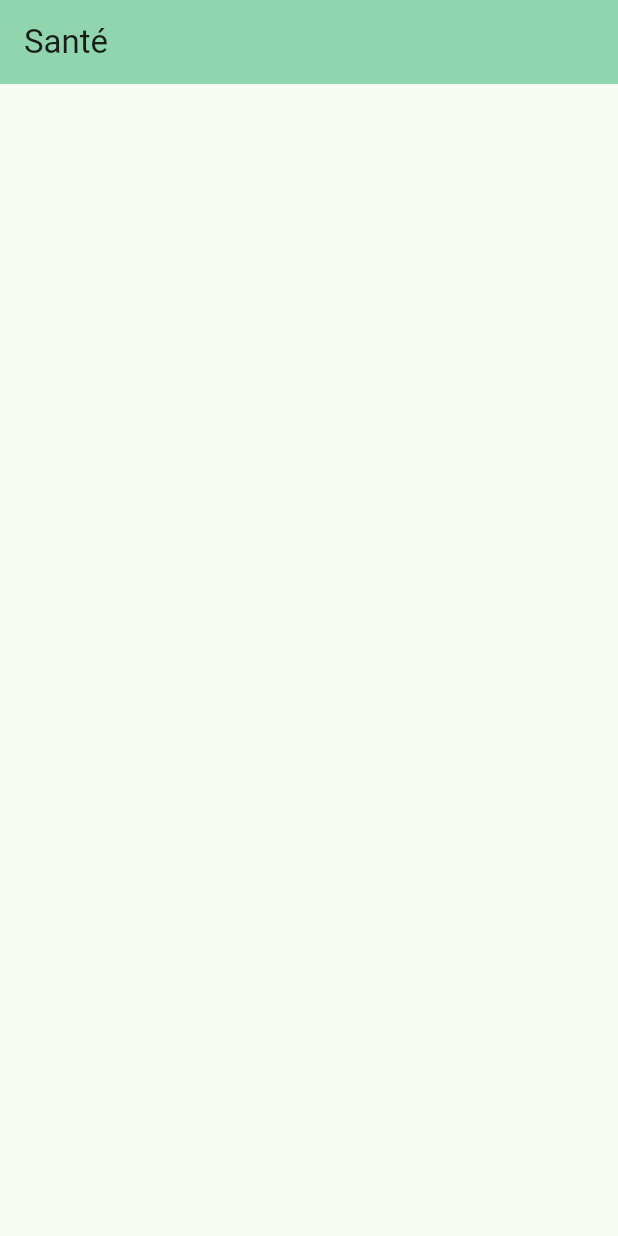
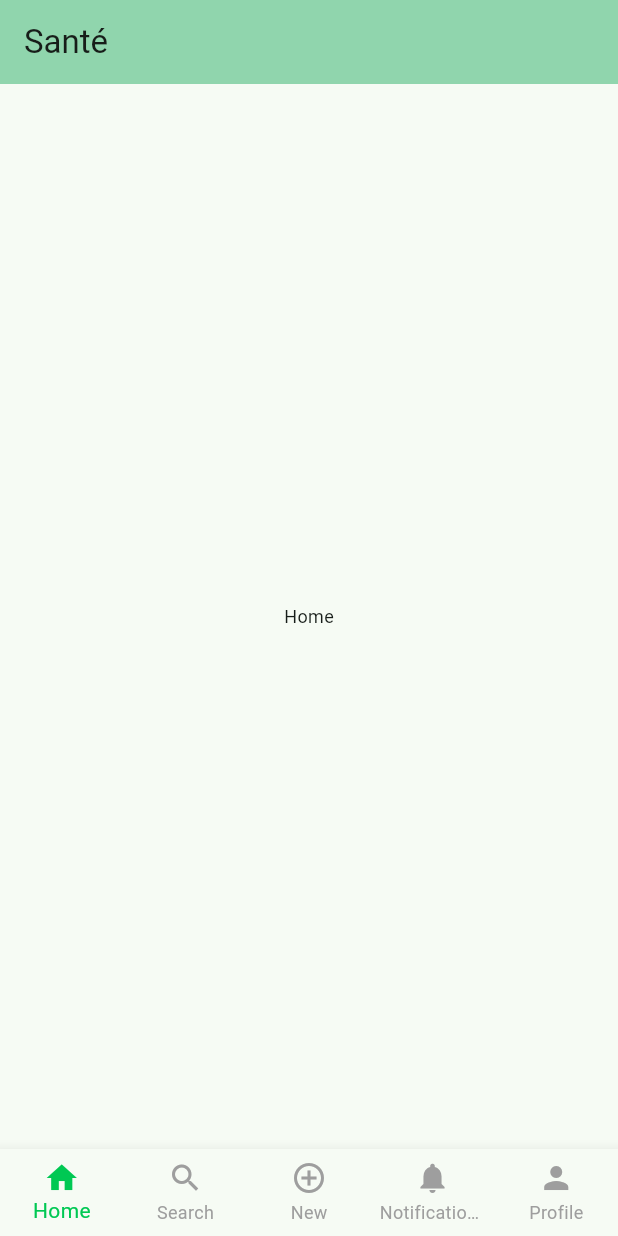
Before and after one commit to shoshana-levitt/sante, a Flutter app: the screen it shows after launch, on a phone screen of 412 x 824 dp. Run offline on Flutter 3.47's test engine with Material 3 defaults, Android fonts, the phone set to English and light mode, and no system bars.

Commit message:
add footer

```diff
--- a/lib/main.dart
+++ b/lib/main.dart
@@ -13,21 +13,6 @@ class MyApp extends StatelessWidget {
     return MaterialApp(
       title: 'Flutter Demo',
       theme: ThemeData(
-        // This is the theme of your application.
-        //
-        // TRY THIS: Try running your application with "flutter run". You'll see
-        // the application has a purple toolbar. Then, without quitting the app,
-        // try changing the seedColor in the colorScheme below to Colors.green
-        // and then invoke "hot reload" (save your changes or press the "hot
-        // reload" button in a Flutter-supported IDE, or press "r" if you used
-        // the command line to start the app).
-        //
-        // Notice that the counter didn't reset back to zero; the application
-        // state is not lost during the reload. To reset the state, use hot
-        // restart instead.
-        //
-        // This works for code too, not just values: Most code changes can be
-        // tested with just a hot reload.
         colorScheme: .fromSeed(seedColor: Colors.greenAccent),
       ),
       home: const MyHomePage(title: 'Santé'),
@@ -37,76 +22,67 @@ class MyApp extends StatelessWidget {
 
 class MyHomePage extends StatefulWidget {
   const MyHomePage({super.key, required this.title});
-
-  // This widget is the home page of your application. It is stateful, meaning
-  // that it has a State object (defined below) that contains fields that affect
-  // how it looks.
-
-  // This class is the configuration for the state. It holds the values (in this
-  // case the title) provided by the parent (in this case the App widget) and
-  // used by the build method of the State. Fields in a Widget subclass are
-  // always marked "final".
-
   final String title;
-
   @override
   State<MyHomePage> createState() => _MyHomePageState();
 }
 
 class _MyHomePageState extends State<MyHomePage> {
-  int _counter = 0;
 
-  void _incrementCounter() {
+ int _selectedIndex = 0;
+
+  // List of widgets to display for each tab
+  static const List<Widget> _pages = <Widget>[
+    Center(child: Text('Home', style: TextStyle(fontSize: 12))),
+    Center(child: Text('Search', style: TextStyle(fontSize: 12))),
+    Center(child: Text('New', style: TextStyle(fontSize: 12))),
+    Center(child: Text('Notifications', style: TextStyle(fontSize: 12))),
+    Center(child: Text('Profile', style: TextStyle(fontSize: 12))),
+  ];
+
+  void _onItemTapped(int index) {
     setState(() {
-      // This call to setState tells the Flutter framework that something has
-      // changed in this State, which causes it to rerun the build method below
-      // so that the display can reflect the updated values. If we changed
-      // _counter without calling setState(), then the build method would not be
-      // called again, and so nothing would appear to happen.
-      _counter++;
+      _selectedIndex = index;
     });
   }
 
   @override
   Widget build(BuildContext context) {
-    // This method is rerun every time setState is called, for instance as done
-    // by the _incrementCounter method above.
-    //
-    // The Flutter framework has been optimized to make rerunning build methods
-    // fast, so that you can just rebuild anything that needs updating rather
-    // than having to individually change instances of widgets.
     return Scaffold(
       appBar: AppBar(
-        // TRY THIS: Try changing the color here to a specific color (to
-        // Colors.amber, perhaps?) and trigger a hot reload to see the AppBar
-        // change color while the other colors stay the same.
         backgroundColor: Theme.of(context).colorScheme.inversePrimary,
-        // Here we take the value from the MyHomePage object that was created by
-        // the App.build method, and use it to set our appbar title.
         title: Text(widget.title),
       ),
-      body: Center(
-        // Center is a layout widget. It takes a single child and positions it
-        // in the middle of the parent.
-        child: Column(
-          // Column is also a layout widget. It takes a list of children and
-          // arranges them vertically. By default, it sizes itself to fit its
-          // children horizontally, and tries to be as tall as its parent.
-          //
-          // Column has various properties to control how it sizes itself and
-          // how it positions its children. Here we use mainAxisAlignment to
-          // center the children vertically; the main axis here is the vertical
-          // axis because Columns are vertical (the cross axis would be
-          // horizontal).
-          //
-          // TRY THIS: Invoke "debug painting" (choose the "Toggle Debug Paint"
-          // action in the IDE, or press "p" in the console), to see the
-          // wireframe for each widget.
-          mainAxisAlignment: .center,
-          children: [
-          ],
+      body: _pages[_selectedIndex],
+      bottomNavigationBar: BottomNavigationBar(
+        items: const <BottomNavigationBarItem>[
+          BottomNavigationBarItem(
+            icon: Icon(Icons.home),
+            label: 'Home',
+          ),
+          BottomNavigationBarItem(
+            icon: Icon(Icons.search),
+            label: 'Search',
+          ),
+          BottomNavigationBarItem(
+            icon: Icon(Icons.add_circle_outline),
+            label: 'New',
+          ),
+          BottomNavigationBarItem(
+            icon: Icon(Icons.notifications),
+            label: 'Notifications',
+          ),
+          BottomNavigationBarItem(
+            icon: Icon(Icons.person),
+            label: 'Profile',
+          ),
+        ],
+        currentIndex: _selectedIndex,
+        selectedItemColor: Colors.greenAccent[700],
+        unselectedItemColor: Colors.grey,
+        onTap: _onItemTapped,
+        type: BottomNavigationBarType.fixed,
         ),
-      ),
-    );
+      );
   }
 }
```
